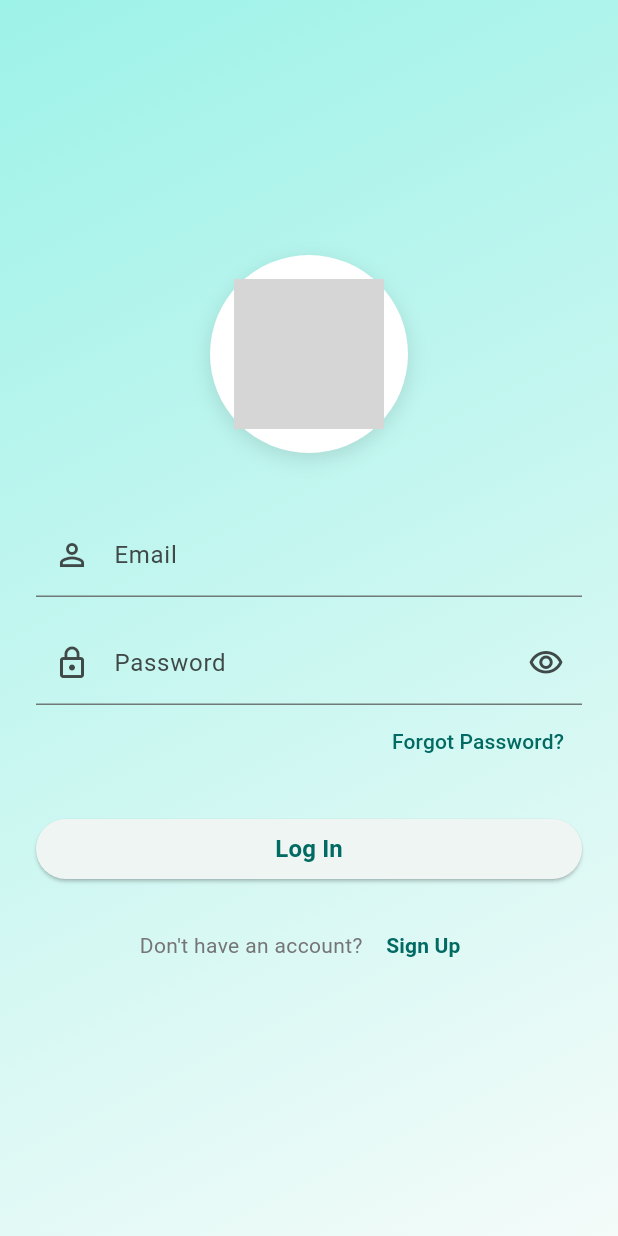
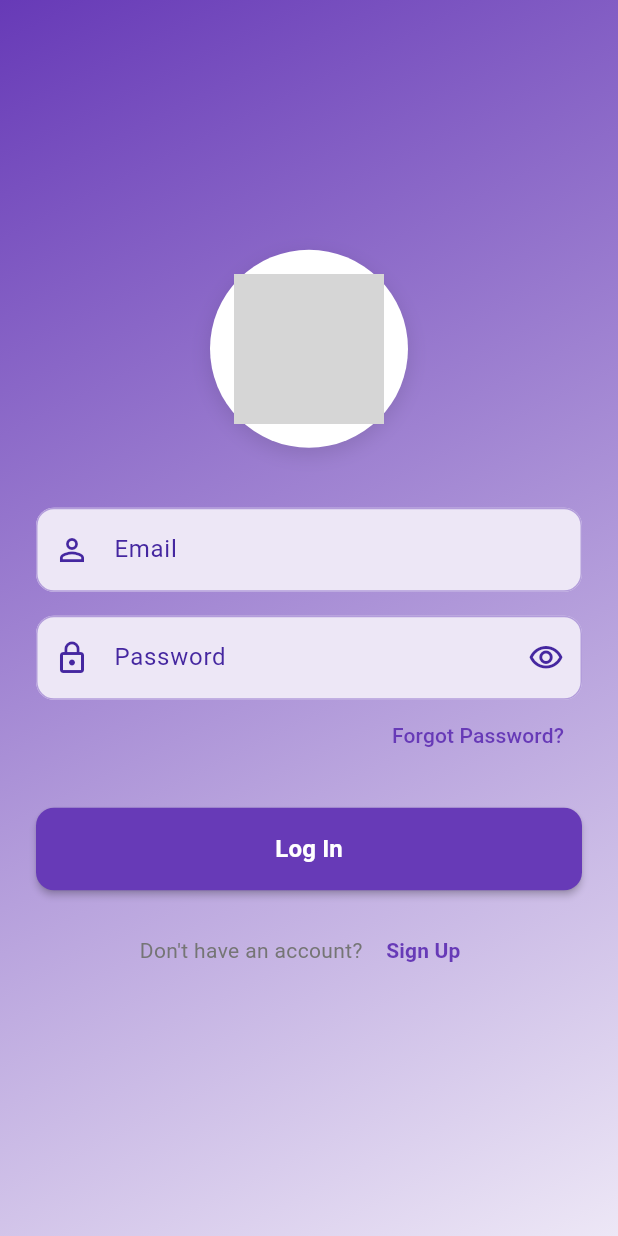
Before and after one commit to KALI-THE-HACKER/NetworkK, a Flutter app: the screen it shows after launch, on a phone screen of 412 x 824 dp. Run offline on Flutter 3.47's test engine with Material 3 defaults, Android fonts, the phone set to English and light mode, and no system bars; our stand-ins replace hive_flutter; accounts and stored records are empty; network calls fail; grey boxes are pictures that could not be loaded.

Commit message:
Updated some files

```diff
--- a/lib/home_page.dart
+++ b/lib/home_page.dart
@@ -12,7 +12,7 @@ class HomePage extends StatefulWidget{
   @override
   Widget build(BuildContext context) {
     return Scaffold(
-      body: Text("Home"),
+      body: Text(''),
     );
   }
   }
--- a/lib/login_page.dart
+++ b/lib/login_page.dart
@@ -1,5 +1,5 @@
 import 'package:flutter/material.dart';
-import 'register.dart';
+import 'register_page.dart';
 import 'main.dart';
 
 class LoginPage extends StatefulWidget {
--- a/lib/main.dart
+++ b/lib/main.dart
@@ -17,11 +17,51 @@ class MyApp extends StatelessWidget {
   @override
   Widget build(BuildContext context) {
     return MaterialApp(
+      theme: ThemeData(
+        colorScheme: ColorScheme(
+          brightness: Brightness.light,
+          primary: Colors.deepPurple,
+          onPrimary: Colors.white,
+          secondary: Colors.deepPurpleAccent,
+          onSecondary: Colors.white,
+          surface: Colors.deepPurple.shade50,
+          onSurface: Colors.deepPurple.shade800,
+          error: Colors.red,
+          onError: Colors.white,
+          background: Colors.deepPurple.shade100,
+          onBackground: Colors.deepPurple.shade900,
+        ),
+        useMaterial3: true,
+        inputDecorationTheme: InputDecorationTheme(
+          filled: true,
+          fillColor: Colors.deepPurple.shade50,
+          border: OutlineInputBorder(
+            borderRadius: BorderRadius.circular(12.0),
+            borderSide: BorderSide.none,
+          ),
+          enabledBorder: OutlineInputBorder(
+            borderRadius: BorderRadius.circular(12.0),
+            borderSide: BorderSide(color: Colors.deepPurple.shade200),
+          ),
+          focusedBorder: OutlineInputBorder(
+            borderRadius: BorderRadius.circular(12.0),
+            borderSide: BorderSide(color: Colors.deepPurple, width: 2),
+          ),
+          contentPadding: const EdgeInsets.symmetric(horizontal: 16, vertical: 16),
+        ),
+        elevatedButtonTheme: ElevatedButtonThemeData(
+          style: ElevatedButton.styleFrom(
+            foregroundColor: Colors.white,
+            backgroundColor: Colors.deepPurple,
+            padding: const EdgeInsets.symmetric(horizontal: 32, vertical: 16),
+            shape: RoundedRectangleBorder(
+              borderRadius: BorderRadius.circular(12),
+            ),
+            elevation: 2,
+          ),
+        ),
+      ),
       title: 'NetworkK',
-      theme: ThemeData(
-        colorScheme: ColorScheme.fromSeed(seedColor: const Color.fromARGB(255, 17, 179, 168)),
-        useMaterial3: true,
-      ),
       home: const MyHomePage(title: 'NetworkK'),
     );
   }
@@ -63,6 +103,7 @@ class _MyHomePageState extends State<MyHomePage> {
   Widget build(BuildContext context) {
     var box = Hive.box('userDataBox');
     String? uname = box.get('username');
+    // uname = null;
 
     // If username is null, navigate to the login page, else show home page
     if (uname == null) {
@@ -72,7 +113,7 @@ class _MyHomePageState extends State<MyHomePage> {
     } else {
       return Scaffold(
         appBar: AppBar(
-          backgroundColor: Theme.of(context).colorScheme.inversePrimary,
+          backgroundColor: Color.fromARGB(255, 255, 254, 242),
           title: Center(child: Text(widget.title)),
         ),
         body: dynamicPage, // Use the dynamic page based on selected index
@@ -91,33 +132,12 @@ class _MyHomePageState extends State<MyHomePage> {
               label: 'Profile',
             ),
           ],
+          iconSize: 35,
           currentIndex: _selectedIndex,
-          selectedItemColor: Color.fromARGB(255, 17, 179, 168),
+          selectedItemColor: Color.fromARGB(255, 101, 11, 237),
           onTap: _onItemClicked,
         ),
       );
     }
   }
 }
-/*
-// Example dynamic pages
-class HomePage extends StatelessWidget {
-  @override
-  Widget build(BuildContext context) {
-    return Center(child: Text('Home Page Content'));
-  }
-}
-
-class SearchPage extends StatelessWidget {
-  @override
-  Widget build(BuildContext context) {
-    return Center(child: Text('Search Page Content'));
-  }
-}
-
-class ProfilePage extends StatelessWidget {
-  @override
-  Widget build(BuildContext context) {
-    return Center(child: Text('Profile Page Content'));
-  }
-}*/
```
